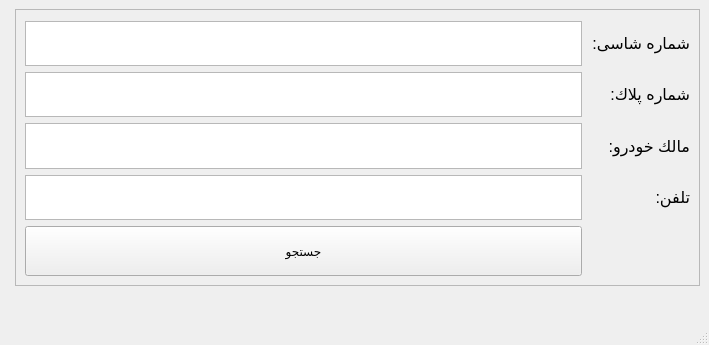
The window that Recovery.ui (MahsimaEbrahimi/carProj) describes before a commit, drawn with Qt 5.
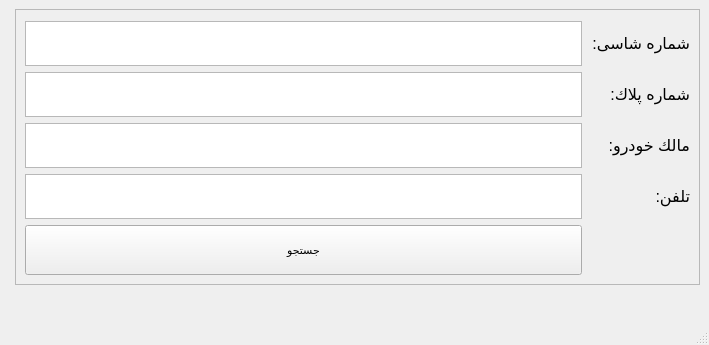
The same window after the commit.

```diff
--- a/Recovery.ui
+++ b/Recovery.ui
@@ -10,6 +10,11 @@
     <height>345</height>
    </rect>
   </property>
+  <property name="font">
+   <font>
+    <pointsize>12</pointsize>
+   </font>
+  </property>
   <property name="windowTitle">
    <string>MainWindow</string>
   </property>
@@ -23,6 +28,11 @@
         <height>16777215</height>
        </size>
       </property>
+      <property name="font">
+       <font>
+        <pointsize>12</pointsize>
+       </font>
+      </property>
       <property name="styleSheet">
        <string notr="true"/>
       </property>
@@ -113,15 +123,15 @@
          </property>
          <property name="font">
           <font>
-           <pointsize>14</pointsize>
+           <pointsize>12</pointsize>
           </font>
          </property>
          <property name="html">
           <string>&lt;!DOCTYPE HTML PUBLIC &quot;-//W3C//DTD HTML 4.0//EN&quot; &quot;http://www.w3.org/TR/REC-html40/strict.dtd&quot;&gt;
 &lt;html&gt;&lt;head&gt;&lt;meta name=&quot;qrichtext&quot; content=&quot;1&quot; /&gt;&lt;style type=&quot;text/css&quot;&gt;
 p, li { white-space: pre-wrap; }
-&lt;/style&gt;&lt;/head&gt;&lt;body style=&quot; font-family:'MS Shell Dlg 2'; font-size:14pt; font-weight:400; font-style:normal;&quot;&gt;
-&lt;p align=&quot;right&quot; style=&quot;-qt-paragraph-type:empty; margin-top:0px; margin-bottom:0px; margin-left:0px; margin-right:0px; -qt-block-indent:0; text-indent:0px; font-size:7.8pt;&quot;&gt;&lt;br /&gt;&lt;/p&gt;&lt;/body&gt;&lt;/html&gt;</string>
+&lt;/style&gt;&lt;/head&gt;&lt;body style=&quot; font-family:'MS Shell Dlg 2'; font-size:12pt; font-weight:400; font-style:normal;&quot;&gt;
+&lt;p align=&quot;right&quot; style=&quot;-qt-paragraph-type:empty; margin-top:0px; margin-bottom:0px; margin-left:0px; margin-right:0px; -qt-block-indent:0; text-indent:0px;&quot;&gt;&lt;br /&gt;&lt;/p&gt;&lt;/body&gt;&lt;/html&gt;</string>
          </property>
         </widget>
        </item>
@@ -293,54 +303,17 @@
            <height>50</height>
           </size>
          </property>
-         <property name="palette">
-          <palette>
-           <active>
-            <colorrole role="Button">
-             <brush brushstyle="SolidPattern">
-              <color alpha="255">
-               <red>240</red>
-               <green>217</green>
-               <blue>200</blue>
-              </color>
-             </brush>
-            </colorrole>
-           </active>
-           <inactive>
-            <colorrole role="Button">
-             <brush brushstyle="SolidPattern">
-              <color alpha="255">
-               <red>240</red>
-               <green>217</green>
-               <blue>200</blue>
-              </color>
-             </brush>
-            </colorrole>
-           </inactive>
-           <disabled>
-            <colorrole role="Button">
-             <brush brushstyle="SolidPattern">
-              <color alpha="255">
-               <red>240</red>
-               <green>217</green>
-               <blue>200</blue>
-              </color>
-             </brush>
-            </colorrole>
-           </disabled>
-          </palette>
-         </property>
          <property name="font">
           <font>
-           <pointsize>14</pointsize>
+           <pointsize>12</pointsize>
           </font>
          </property>
          <property name="html">
           <string>&lt;!DOCTYPE HTML PUBLIC &quot;-//W3C//DTD HTML 4.0//EN&quot; &quot;http://www.w3.org/TR/REC-html40/strict.dtd&quot;&gt;
 &lt;html&gt;&lt;head&gt;&lt;meta name=&quot;qrichtext&quot; content=&quot;1&quot; /&gt;&lt;style type=&quot;text/css&quot;&gt;
 p, li { white-space: pre-wrap; }
-&lt;/style&gt;&lt;/head&gt;&lt;body style=&quot; font-family:'MS Shell Dlg 2'; font-size:14pt; font-weight:400; font-style:normal;&quot;&gt;
-&lt;p align=&quot;right&quot; style=&quot;-qt-paragraph-type:empty; margin-top:0px; margin-bottom:0px; margin-left:0px; margin-right:0px; -qt-block-indent:0; text-indent:0px; font-size:7.8pt;&quot;&gt;&lt;br /&gt;&lt;/p&gt;&lt;/body&gt;&lt;/html&gt;</string>
+&lt;/style&gt;&lt;/head&gt;&lt;body style=&quot; font-family:'MS Shell Dlg 2'; font-size:12pt; font-weight:400; font-style:normal;&quot;&gt;
+&lt;p align=&quot;right&quot; style=&quot;-qt-paragraph-type:empty; margin-top:0px; margin-bottom:0px; margin-left:0px; margin-right:0px; -qt-block-indent:0; text-indent:0px;&quot;&gt;&lt;br /&gt;&lt;/p&gt;&lt;/body&gt;&lt;/html&gt;</string>
          </property>
         </widget>
        </item>
@@ -370,6 +343,11 @@
            <height>0</height>
           </size>
          </property>
+         <property name="font">
+          <font>
+           <pointsize>8</pointsize>
+          </font>
+         </property>
          <property name="text">
           <string>جستجو</string>
          </property>
```
Left out of the diff: 12 changed lines with no effect on the pictures.
